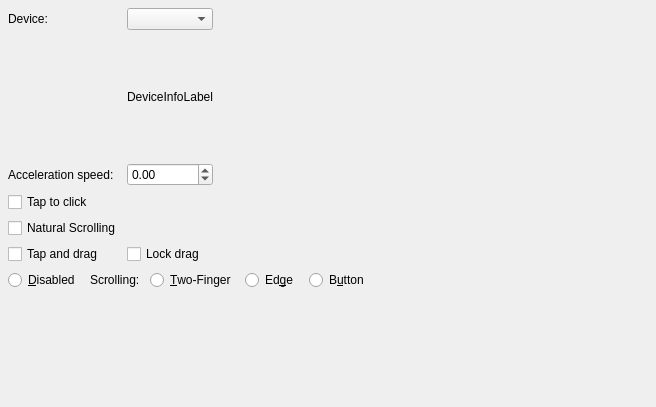
Old version of the form lxqt-config-input/touchpadconfig.ui in the repository lxqt/lxqt-config.
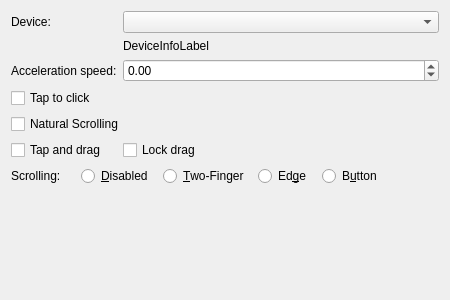
New version of the form.

Commit message: Cleaned .ui file; connect checkboxes

```diff
--- a/lxqt-config-input/touchpadconfig.ui
+++ b/lxqt-config-input/touchpadconfig.ui
@@ -6,54 +6,14 @@
    <rect>
     <x>0</x>
     <y>0</y>
-    <width>656</width>
-    <height>407</height>
+    <width>450</width>
+    <height>300</height>
    </rect>
   </property>
   <property name="windowTitle">
    <string>TouchpadConfig </string>
   </property>
-  <widget class="QWidget" name="layoutWidget">
-   <property name="geometry">
-    <rect>
-     <x>8</x>
-     <y>8</y>
-     <width>642</width>
-     <height>282</height>
-    </rect>
-   </property>
-   <layout class="QGridLayout" name="gridLayout">
-    <item row="5" column="0">
-     <widget class="QCheckBox" name="tapToDragEnabledCheckBox">
-      <property name="text">
-       <string>Tap and drag</string>
-      </property>
-     </widget>
-    </item>
-    <item row="5" column="1" colspan="2">
-     <widget class="QCheckBox" name="dragLockEnabledCheckBox">
-      <property name="enabled">
-       <bool>true</bool>
-      </property>
-      <property name="text">
-       <string>Lock drag</string>
-      </property>
-     </widget>
-    </item>
-    <item row="2" column="0">
-     <widget class="QLabel" name="label_3">
-      <property name="text">
-       <string>Acceleration speed:</string>
-      </property>
-     </widget>
-    </item>
-    <item row="3" column="0">
-     <widget class="QCheckBox" name="tappingEnabledCheckBox">
-      <property name="text">
-       <string>Tap to click</string>
-      </property>
-     </widget>
-    </item>
+  <layout class="QFormLayout" name="formLayout">
     <item row="0" column="0">
      <widget class="QLabel" name="label">
       <property name="text">
@@ -61,25 +21,105 @@
       </property>
      </widget>
     </item>
-    <item row="1" column="1" colspan="2">
+   <item row="0" column="1">
+    <widget class="QComboBox" name="devicesComboBox"/>
+   </item>
+   <item row="1" column="1">
      <widget class="QLabel" name="deviceInfoLabel">
       <property name="text">
        <string>DeviceInfoLabel</string>
       </property>
      </widget>
     </item>
-    <item row="6" column="0" colspan="4">
+   <item row="2" column="0">
+    <widget class="QLabel" name="label_3">
+     <property name="text">
+      <string>Acceleration speed:</string>
+     </property>
+    </widget>
+   </item>
+   <item row="2" column="1">
+    <widget class="QDoubleSpinBox" name="accelSpeedDoubleSpinBox">
+     <property name="decimals">
+      <number>2</number>
+     </property>
+     <property name="minimum">
+      <double>-1.000000000000000</double>
+     </property>
+     <property name="maximum">
+      <double>1.000000000000000</double>
+     </property>
+     <property name="singleStep">
+      <double>0.100000000000000</double>
+     </property>
+    </widget>
+   </item>
+   <item row="3" column="0" colspan="2">
+    <widget class="QCheckBox" name="tappingEnabledCheckBox">
+     <property name="text">
+      <string>Tap to click</string>
+     </property>
+    </widget>
+   </item>
+   <item row="4" column="0" colspan="2">
+    <widget class="QCheckBox" name="naturalScrollingEnabledCheckBox">
+     <property name="text">
+      <string>Natural Scrolling</string>
+     </property>
+    </widget>
+   </item>
+   <item row="5" column="0" colspan="2">
+    <layout class="QHBoxLayout" name="horizontalLayout_2">
+     <item>
+      <widget class="QCheckBox" name="tapToDragEnabledCheckBox">
+       <property name="text">
+        <string>Tap and drag</string>
+       </property>
+      </widget>
+     </item>
+     <item>
+      <spacer name="horizontalSpacer_3">
+       <property name="orientation">
+        <enum>Qt::Orientation::Horizontal</enum>
+       </property>
+       <property name="sizeType">
+        <enum>QSizePolicy::Fixed</enum>
+       </property>
+       <property name="sizeHint" stdset="0">
+        <size>
+         <width>10</width>
+         <height>5</height>
+        </size>
+       </property>
+      </spacer>
+     </item>
+     <item>
+      <widget class="QCheckBox" name="dragLockEnabledCheckBox">
+       <property name="text">
+        <string>Lock drag</string>
+       </property>
+      </widget>
+     </item>
+     <item>
+      <spacer name="horizontalSpacer_4">
+       <property name="orientation">
+        <enum>Qt::Orientation::Horizontal</enum>
+       </property>
+       <property name="sizeHint" stdset="0">
+        <size>
+         <width>10</width>
+         <height>5</height>
+        </size>
+       </property>
+      </spacer>
+     </item>
+    </layout>
+   </item>
+   <item row="6" column="0" colspan="2">
      <layout class="QHBoxLayout" name="horizontalLayout">
       <property name="spacing">
        <number>10</number>
       </property>
-      <item>
-       <widget class="QRadioButton" name="noScrollingRadioButton">
-        <property name="text">
-         <string>&amp;Disabled</string>
-        </property>
-       </widget>
-      </item>
       <item>
        <widget class="QLabel" name="label_2">
         <property name="text">
@@ -87,6 +127,29 @@
         </property>
        </widget>
       </item>
+     <item>
+      <spacer name="horizontalSpacer_2">
+       <property name="orientation">
+        <enum>Qt::Horizontal</enum>
+       </property>
+       <property name="sizeType">
+        <enum>QSizePolicy::Fixed</enum>
+       </property>
+       <property name="sizeHint" stdset="0">
+        <size>
+         <width>10</width>
+         <height>5</height>
+        </size>
+       </property>
+      </spacer>
+     </item>
+     <item>
+      <widget class="QRadioButton" name="noScrollingRadioButton">
+       <property name="text">
+        <string>&amp;Disabled</string>
+       </property>
+      </widget>
+     </item>
       <item>
        <widget class="QRadioButton" name="twoFingerScrollingRadioButton">
         <property name="text">
@@ -123,47 +186,7 @@
       </item>
      </layout>
     </item>
-    <item row="2" column="3">
-     <spacer name="horizontalSpacer_3">
-      <property name="orientation">
-       <enum>Qt::Orientation::Horizontal</enum>
-      </property>
-      <property name="sizeHint" stdset="0">
-       <size>
-        <width>278</width>
-        <height>20</height>
-       </size>
-      </property>
-     </spacer>
-    </item>
-    <item row="2" column="1" colspan="2">
-     <widget class="QDoubleSpinBox" name="accelSpeedDoubleSpinBox">
-      <property name="decimals">
-       <number>2</number>
-      </property>
-      <property name="minimum">
-       <double>-1.000000000000000</double>
-      </property>
-      <property name="maximum">
-       <double>1.000000000000000</double>
-      </property>
-      <property name="singleStep">
-       <double>0.100000000000000</double>
-      </property>
-     </widget>
-    </item>
-    <item row="4" column="0">
-     <widget class="QCheckBox" name="naturalScrollingEnabledCheckBox">
-      <property name="text">
-       <string>Natural Scrolling</string>
-      </property>
-     </widget>
-    </item>
-    <item row="0" column="1" colspan="2">
-     <widget class="QComboBox" name="devicesComboBox"/>
-    </item>
-   </layout>
-  </widget>
+  </layout>
  </widget>
  <resources/>
  <connections/>
```
Left out of the diff: 2 changed lines with no effect on the pictures. Lines whose indentation alone changed are shown as unchanged. The commit also changes 1 other file.
